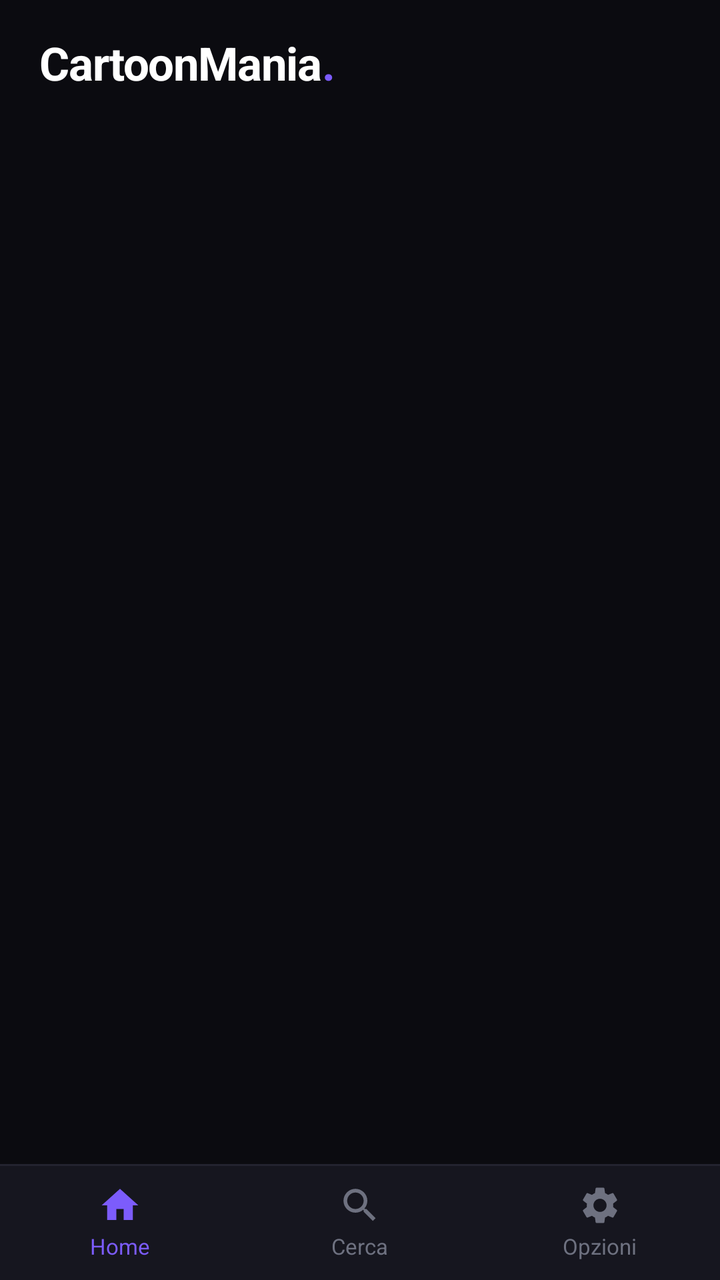
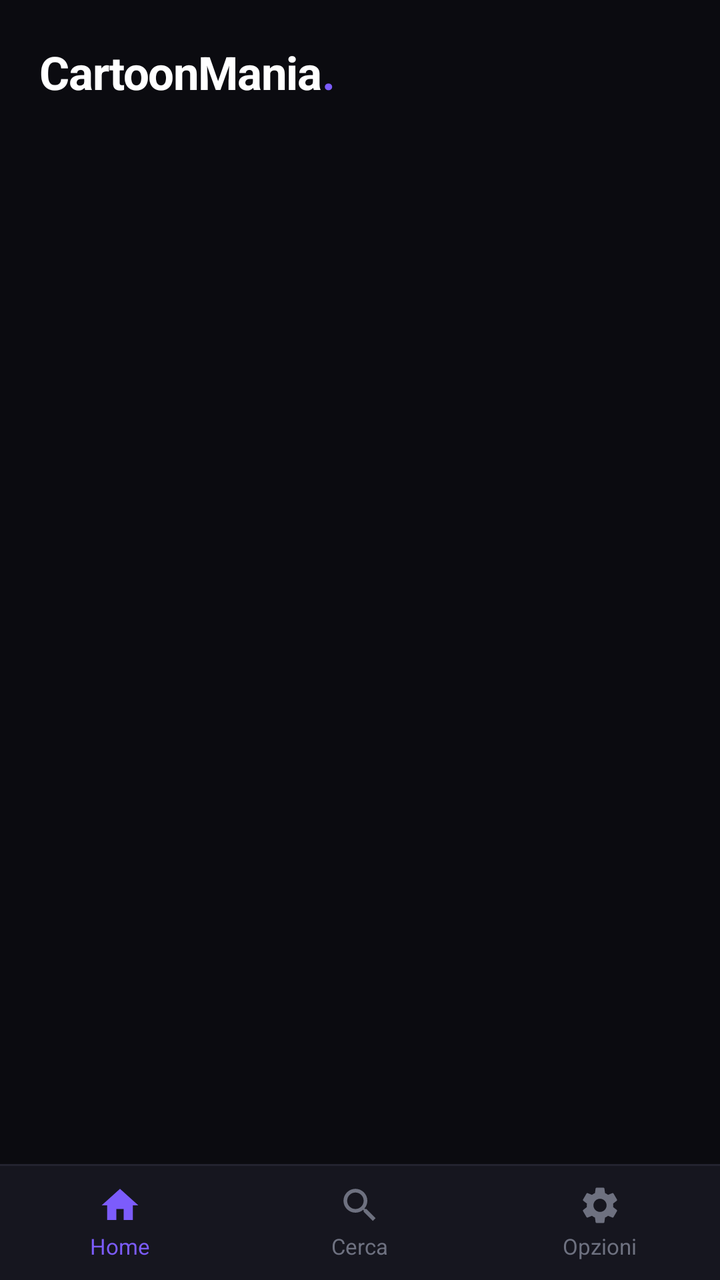

The first picture is an Android layout as it rendered before a commit; the second is the same layout after the commit. The layout source and the unified diff follow.
<!-- AndroidManifest.xml: application theme AppTheme -->
<!-- res/layout/activity_home.xml -->
<?xml version="1.0" encoding="utf-8"?>
<LinearLayout xmlns:android="http://schemas.android.com/apk/res/android"
    android:layout_width="match_parent"
    android:layout_height="match_parent"
    android:orientation="vertical"
    android:background="@color/bg">

    <LinearLayout
        android:layout_width="match_parent"
        android:layout_height="wrap_content"
        android:orientation="horizontal"
        android:gravity="center_vertical"
        android:paddingStart="20dp"
        android:paddingEnd="20dp"
        android:paddingTop="16dp"
        android:paddingBottom="12dp">

        <TextView
            android:id="@+id/home_logo"
            android:layout_width="wrap_content"
            android:layout_height="wrap_content"
            android:text="@string/app_name"
            android:textSize="23sp"
            android:textStyle="bold"
            android:letterSpacing="-0.02"
            android:textColor="@color/text_primary" />

        <TextView
            android:layout_width="wrap_content"
            android:layout_height="wrap_content"
            android:text="."
            android:textSize="23sp"
            android:textStyle="bold"
            android:textColor="@color/accent" />

        <View
            android:layout_width="0dp"
            android:layout_height="1dp"
            android:layout_weight="1" />
    </LinearLayout>

    <TextView
        android:id="@+id/home_status"
        android:layout_width="match_parent"
        android:layout_height="wrap_content"
        android:paddingStart="20dp"
        android:paddingEnd="20dp"
        android:paddingBottom="10dp"
        android:textSize="13sp"
        android:textColor="@color/status_error"
        android:visibility="gone" />

    <ScrollView
        android:id="@+id/home_scroll"
        android:layout_width="match_parent"
        android:layout_height="0dp"
        android:layout_weight="1"
        android:scrollbars="none">

        <LinearLayout
            android:id="@+id/home_container"
            android:layout_width="match_parent"
            android:layout_height="wrap_content"
            android:orientation="vertical" />
    </ScrollView>

    <LinearLayout
        android:layout_width="match_parent"
        android:layout_height="58dp"
        android:orientation="horizontal"
        android:background="@drawable/bg_bottom_nav"
        android:elevation="8dp">

        <LinearLayout
            android:id="@+id/btn_tab_home"
            android:layout_width="0dp"
            android:layout_height="match_parent"
            android:layout_weight="1"
            android:orientation="vertical"
            android:gravity="center"
            android:background="?android:attr/selectableItemBackground">

            <ImageView
                android:layout_width="22dp"
                android:layout_height="22dp"
                android:src="@drawable/ic_home"
                android:tint="@color/accent"
                android:contentDescription="@string/tab_home" />

            <TextView
                android:layout_width="wrap_content"
                android:layout_height="wrap_content"
                android:layout_marginTop="2dp"
                android:text="@string/tab_home"
                android:textSize="11sp"
                android:textColor="@color/accent" />
        </LinearLayout>

        <LinearLayout
            android:id="@+id/btn_tab_search"
            android:layout_width="0dp"
            android:layout_height="match_parent"
            android:layout_weight="1"
            android:orientation="vertical"
            android:gravity="center"
            android:background="?android:attr/selectableItemBackground">

            <ImageView
                android:layout_width="22dp"
                android:layout_height="22dp"
                android:src="@drawable/ic_search"
                android:tint="@color/text_hint"
                android:contentDescription="@string/tab_search" />

            <TextView
                android:layout_width="wrap_content"
                android:layout_height="wrap_content"
                android:layout_marginTop="2dp"
                android:text="@string/tab_search"
                android:textSize="11sp"
                android:textColor="@color/text_hint" />
        </LinearLayout>

        <LinearLayout
            android:id="@+id/btn_tab_settings"
            android:layout_width="0dp"
            android:layout_height="match_parent"
            android:layout_weight="1"
            android:orientation="vertical"
            android:gravity="center"
            android:clickable="true"
            android:focusable="true"
            android:background="?android:attr/selectableItemBackground">

            <ImageView
                android:layout_width="22dp"
                android:layout_height="22dp"
                android:src="@drawable/ic_settings"
                android:tint="@color/text_hint"
                android:contentDescription="@string/tab_settings" />

            <TextView
                android:layout_width="wrap_content"
                android:layout_height="wrap_content"
                android:layout_marginTop="2dp"
                android:text="@string/tab_settings"
                android:textSize="11sp"
                android:textColor="@color/text_hint" />
        </LinearLayout>
    </LinearLayout>
</LinearLayout>
<!-- resources referenced by this layout -->
<resources>
  <color name="accent">#7C5CFC</color>
  <color name="bg">#0B0B10</color>
  <color name="status_error">#FF7043</color>
  <color name="text_hint">#6E7180</color>
  <color name="text_primary">#FFFFFF</color>
  <!-- drawable bg_bottom_nav (drawable) -->
  <?xml version="1.0" encoding="utf-8"?>
  <layer-list xmlns:android="http://schemas.android.com/apk/res/android">
      <item>
          <shape android:shape="rectangle">
              <solid android:color="@color/divider" />
          </shape>
      </item>
      <item android:top="1dp">
          <shape android:shape="rectangle">
              <solid android:color="@color/surface" />
          </shape>
      </item>
  </layer-list>
  <!-- drawable ic_home (drawable) -->
  <?xml version="1.0" encoding="utf-8"?>
  <vector xmlns:android="http://schemas.android.com/apk/res/android"
      android:width="24dp" android:height="24dp"
      android:viewportWidth="24" android:viewportHeight="24">
      <path
          android:fillColor="#FFFFFFFF"
          android:pathData="M10,20v-6h4v6h5v-8h3L12,3 2,12h3v8z" />
  </vector>
  <!-- drawable ic_search (drawable) -->
  <?xml version="1.0" encoding="utf-8"?>
  <vector xmlns:android="http://schemas.android.com/apk/res/android"
      android:width="24dp" android:height="24dp"
      android:viewportWidth="24" android:viewportHeight="24">
      <path
          android:fillColor="#FFFFFFFF"
          android:pathData="M15.5,14h-0.79l-0.28,-0.27C15.41,12.59 16,11.11 16,9.5 16,5.91 13.09,3 9.5,3S3,5.91 3,9.5 5.91,16 9.5,16c1.61,0 3.09,-0.59 4.23,-1.57l0.27,0.28v0.79l5,4.99L20.49,19l-4.99,-5zM9.5,14C7.01,14 5,11.99 5,9.5S7.01,5 9.5,5 14,7.01 14,9.5 11.99,14 9.5,14z" />
  </vector>
  <!-- drawable ic_settings (drawable) -->
  <?xml version="1.0" encoding="utf-8"?>
  <vector xmlns:android="http://schemas.android.com/apk/res/android"
      android:width="24dp" android:height="24dp"
      android:viewportWidth="24" android:viewportHeight="24">
      <path
          android:fillColor="#FFFFFFFF"
          android:pathData="M19.14,12.94c0.04,-0.3 0.06,-0.61 0.06,-0.94c0,-0.32 -0.02,-0.64 -0.07,-0.94l2.03,-1.58c0.18,-0.14 0.23,-0.41 0.12,-0.61l-1.92,-3.32c-0.12,-0.22 -0.37,-0.29 -0.59,-0.22l-2.39,0.96c-0.5,-0.38 -1.03,-0.7 -1.62,-0.94L14.4,2.81c-0.04,-0.24 -0.24,-0.41 -0.48,-0.41h-3.84c-0.24,0 -0.43,0.17 -0.47,0.41L9.25,5.35C8.66,5.59 8.12,5.92 7.63,6.29L5.24,5.33c-0.22,-0.08 -0.47,0 -0.59,0.22L2.74,8.87C2.62,9.08 2.66,9.34 2.86,9.48l2.03,1.58C4.84,11.36 4.8,11.69 4.8,12s0.02,0.64 0.07,0.94l-2.03,1.58c-0.18,0.14 -0.23,0.41 -0.12,0.61l1.92,3.32c0.12,0.22 0.37,0.29 0.59,0.22l2.39,-0.96c0.5,0.38 1.03,0.7 1.62,0.94l0.36,2.54c0.05,0.24 0.24,0.41 0.48,0.41h3.84c0.24,0 0.44,-0.17 0.47,-0.41l0.36,-2.54c0.59,-0.24 1.13,-0.56 1.62,-0.94l2.39,0.96c0.22,0.08 0.47,0 0.59,-0.22l1.92,-3.32c0.12,-0.22 0.07,-0.47 -0.12,-0.61L19.14,12.94zM12,15.6c-1.98,0 -3.6,-1.62 -3.6,-3.6s1.62,-3.6 3.6,-3.6s3.6,1.62 3.6,3.6S13.98,15.6 12,15.6z" />
  </vector>
  <string name="app_name">CartoonMania</string>
  <string name="tab_home">Home</string>
  <string name="tab_search">Cerca</string>
  <string name="tab_settings">Opzioni</string>
  <style name="AppTheme" parent="android:Theme.Material.NoActionBar">
          <item name="android:colorPrimary">@color/accent</item>
          <item name="android:colorPrimaryDark">@color/bg</item>
          <item name="android:colorAccent">@color/accent</item>
          <item name="android:windowBackground">@color/bg</item>
          <item name="android:statusBarColor">@color/bg</item>
          <item name="android:navigationBarColor">@color/bg</item>
          <item name="android:textColorPrimary">@color/text_primary</item>
          <item name="android:textColorSecondary">@color/text_secondary</item>
          <item name="android:windowLightStatusBar">false</item>
      </style>
  <color name="divider">#23232F</color>
  <color name="surface">#16161F</color>
  <color name="text_secondary">#A0A4B8</color>
</resources>

<!-- the commit's change to res/layout/activity_home.xml (unified diff, before → after) -->
@@ -37,6 +37,15 @@
             android:layout_width="0dp"
             android:layout_height="1dp"
             android:layout_weight="1" />
+
+        <ImageView
+            android:id="@+id/home_profile"
+            android:layout_width="40dp"
+            android:layout_height="40dp"
+            android:clickable="true"
+            android:focusable="true"
+            android:background="?android:attr/selectableItemBackgroundBorderless"
+            android:contentDescription="@string/profile" />
     </LinearLayout>
 
     <TextView
<!-- resource entries referenced after the edit -->
@@ -47,6 +47,7 @@
           android:pathData="M19.14,12.94c0.04,-0.3 0.06,-0.61 0.06,-0.94c0,-0.32 -0.02,-0.64 -0.07,-0.94l2.03,-1.58c0.18,-0.14 0.23,-0.41 0.12,-0.61l-1.92,-3.32c-0.12,-0.22 -0.37,-0.29 -0.59,-0.22l-2.39,0.96c-0.5,-0.38 -1.03,-0.7 -1.62,-0.94L14.4,2.81c-0.04,-0.24 -0.24,-0.41 -0.48,-0.41h-3.84c-0.24,0 -0.43,0.17 -0.47,0.41L9.25,5.35C8.66,5.59 8.12,5.92 7.63,6.29L5.24,5.33c-0.22,-0.08 -0.47,0 -0.59,0.22L2.74,8.87C2.62,9.08 2.66,9.34 2.86,9.48l2.03,1.58C4.84,11.36 4.8,11.69 4.8,12s0.02,0.64 0.07,0.94l-2.03,1.58c-0.18,0.14 -0.23,0.41 -0.12,0.61l1.92,3.32c0.12,0.22 0.37,0.29 0.59,0.22l2.39,-0.96c0.5,0.38 1.03,0.7 1.62,0.94l0.36,2.54c0.05,0.24 0.24,0.41 0.48,0.41h3.84c0.24,0 0.44,-0.17 0.47,-0.41l0.36,-2.54c0.59,-0.24 1.13,-0.56 1.62,-0.94l2.39,0.96c0.22,0.08 0.47,0 0.59,-0.22l1.92,-3.32c0.12,-0.22 0.07,-0.47 -0.12,-0.61L19.14,12.94zM12,15.6c-1.98,0 -3.6,-1.62 -3.6,-3.6s1.62,-3.6 3.6,-3.6s3.6,1.62 3.6,3.6S13.98,15.6 12,15.6z" />
   </vector>
   <string name="app_name">CartoonMania</string>
+  <string name="profile">Profilo</string>
   <string name="tab_home">Home</string>
   <string name="tab_search">Cerca</string>
   <string name="tab_settings">Opzioni</string>
